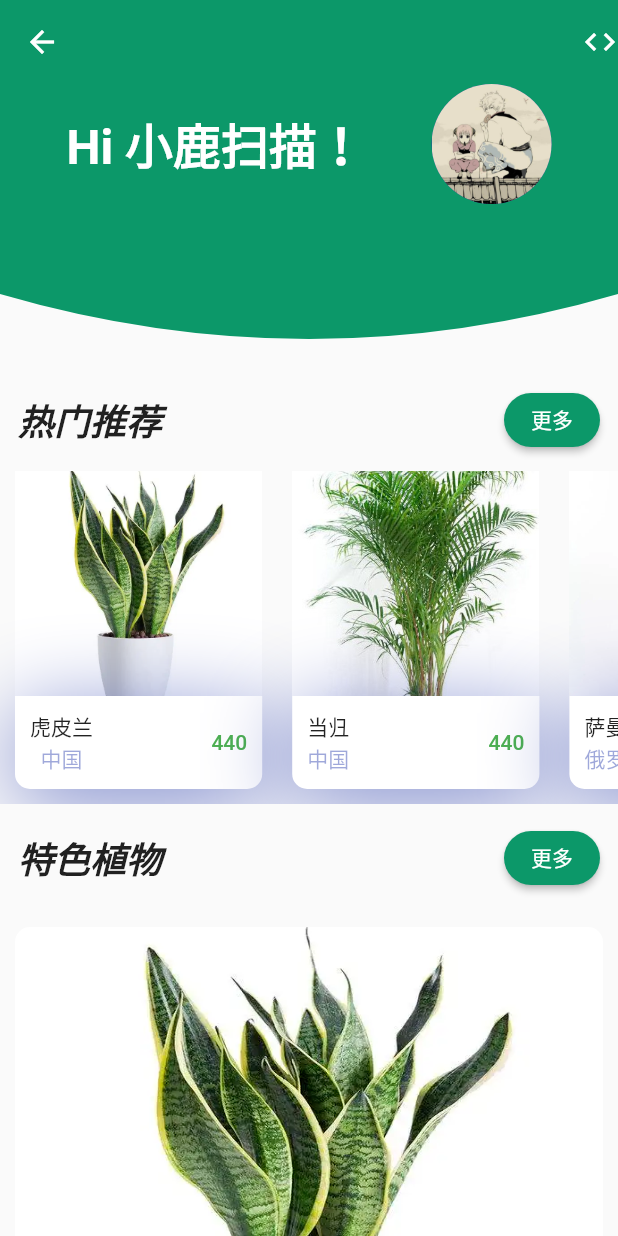
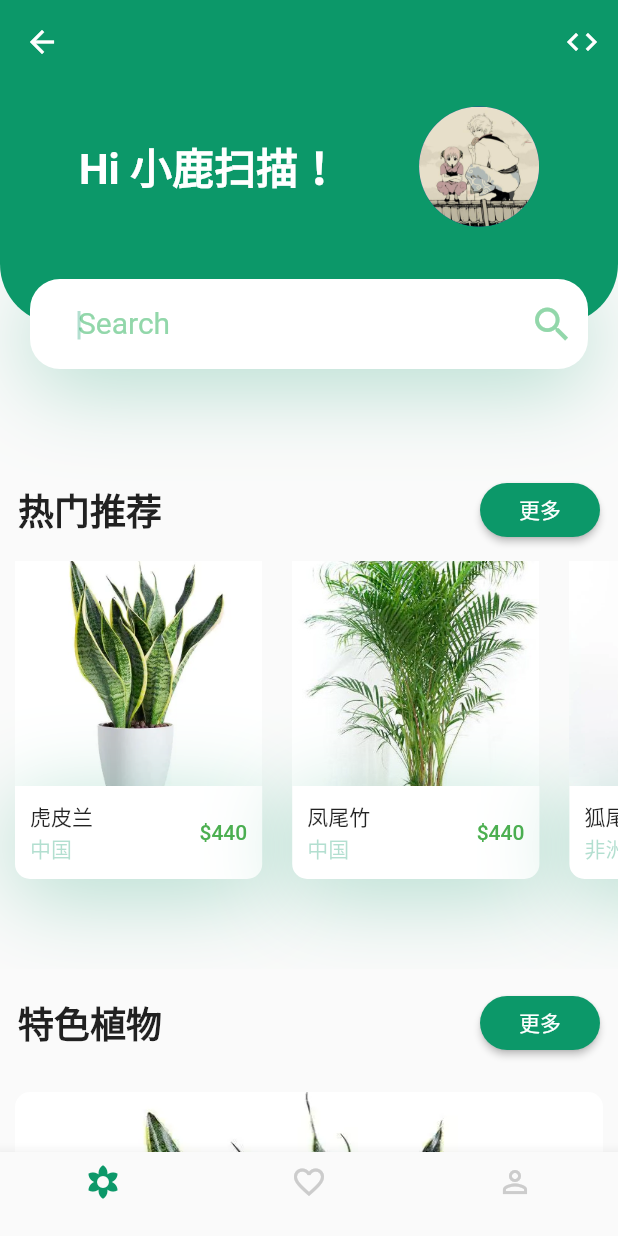
Before and after one commit to ziqicongdonglai/flutter_learning, a Flutter app: the PlantShop screen opened by its route, on a phone screen of 412 x 824 dp. Run offline on Flutter 3.47's test engine with Material 2 defaults, Android fonts, the phone set to English and light mode, and no system bars.

Commit message:
feat: 植物小店添加搜索栏以及页面优化

```diff
--- a/flutter_demo/lib/page/plant_shop.dart
+++ b/flutter_demo/lib/page/plant_shop.dart
@@ -1,34 +1,105 @@
 import 'package:flutter/material.dart';
 
+const greenColor = Color(0xFF0C9869);
+const greenShadow = Color(0x500C9869);
+const lightGreenColor = Color(0xFF92D7AA);
+const unSelectedColor = Color(0xFFCCCCCC);
+
 // 植物小店
-class PlantShop extends StatelessWidget {
+class PlantShop extends StatefulWidget {
   const PlantShop({Key? key}) : super(key: key);
 
   @override
+  State<PlantShop> createState() => _PlantShopState();
+}
+
+class _PlantShopState extends State<PlantShop> {
+  var _currentIndex = 0;
+
+  @override
   Widget build(BuildContext context) {
-    // banner中的字体样式
-    const style = TextStyle(
-        color: Colors.white, fontSize: 32, fontWeight: FontWeight.bold);
     // 构建脚手架，包含顶部appBar和body
     return Scaffold(
         appBar: _buildAppBar(),
         // 包含1.贝塞尔弧形部分 和 2.热门推荐 特色植物部分
-      body: SingleChildScrollView(
-        child: Column(
+        body: Stack(
           children: <Widget>[
-            // 贝塞尔弧形部分
-            ClipPath(
-              // 裁剪。使用自定义的类构建贝塞尔弧形
-              clipper: BottomClipper(),
-              child: Container(
+            Positioned(
+              top: 0,
+              left: 0,
+              right: 0,
+              child: _buildHeader(),
+            ),
+            Positioned(
+              top: 130,
+              left: 20,
+              right: 20,
+              child: _buildSearch(),
+            ),
+            Positioned(
+              top: 200,
+              left: 0,
+              right: 0,
+              height: MediaQuery.of(context).size.height - 200,
+              child: const Body(),
+            )
+          ],
+        ),
+        bottomNavigationBar: BottomNavigationBar(
+            currentIndex: _currentIndex,
+            selectedItemColor: greenColor,
+            unselectedItemColor: unSelectedColor,
+            items: const [
+              BottomNavigationBarItem(
+                  label: '',
+                  icon: Icon(
+                    Icons.filter_vintage_outlined,
+                  ),
+                  activeIcon: Icon(
+                    Icons.filter_vintage,
+                  )),
+              BottomNavigationBarItem(
+                  label: '',
+                  icon: Icon(
+                    Icons.favorite_border,
+                  ),
+                  activeIcon: Icon(
+                    Icons.favorite,
+                  )),
+              BottomNavigationBarItem(
+                  label: '',
+                  icon: Icon(
+                    Icons.person_outline,
+                  ),
+                  activeIcon: Icon(
+                    Icons.person,
+                  )),
+            ],
+            onTap: (index) {
+              setState(() {
+                _currentIndex = index;
+              });
+            }));
+  }
+
+  // 构建顶部Header
+  Container _buildHeader() {
+    // banner中的字体样式
+    const style = TextStyle(
+        color: Colors.white, fontSize: 28, fontWeight: FontWeight.bold);
+    return Container(
       // 通过内边距让文字上移
-                padding: const EdgeInsets.only(bottom: 50.0),
+      padding: const EdgeInsets.only(bottom: 50),
+      height: 160,
+      decoration: const BoxDecoration(
           // 和 appBar背景色保持一致，融为一体
-                color: const Color(0xFF0C9869),
-                height: 200,
-                child: Column(
-                  children: [
-                    Row(
+          color: greenColor,
+          // 左下右下圆角
+          borderRadius: BorderRadius.only(
+            bottomLeft: Radius.circular(40),
+            bottomRight: Radius.circular(40),
+          )),
+      child: Row(
         // 主轴和交叉轴的对齐方式
         mainAxisAlignment: MainAxisAlignment.spaceEvenly,
         crossAxisAlignment: CrossAxisAlignment.center,
@@ -48,53 +119,55 @@ class PlantShop extends StatelessWidget {
           )
         ],
       ),
+    );
+  }
+
+  // 构建搜索区
+  Container _buildSearch() {
+    return Container(
+      height: 60,
+      alignment: Alignment.centerLeft,
+      padding: const EdgeInsets.only(left: 20.0),
+      decoration: const BoxDecoration(
+        color: Colors.white,
+        borderRadius: BorderRadius.all(Radius.circular(20)),
+        boxShadow: [
+          BoxShadow(offset: Offset(0, 10), blurRadius: 50, color: greenShadow)
         ],
       ),
+      child: const TextField(
+        autofocus: true,
+        cursorColor: greenShadow,
+        decoration: InputDecoration(
+            border: OutlineInputBorder(borderSide: BorderSide.none),
+            suffixIcon: Icon(
+              Icons.search,
+              color: lightGreenColor,
+              size: 30,
             ),
-            ),
-            // Body类构建下面的热门推荐和特色植物
-            const Body()
-          ],
-        ),
+            // labelText: '搜索'
+            hintText: 'Search',
+            hintStyle: TextStyle(fontSize: 20, color: lightGreenColor)),
       ),
     );
+  }
 }
 
 // 构建顶部appBar的私有方法
 AppBar _buildAppBar() {
   return AppBar(
     elevation: 0,
-      backgroundColor: const Color(0xFF0C9869),
+    backgroundColor: greenColor,
     actions: const [
-        Icon(
+      Padding(
+        padding: EdgeInsets.only(right: 12.0),
+        child: Icon(
           Icons.code,
           color: Colors.white,
+        ),
       )
     ],
   );
-  }
-}
-
-// 自定义裁剪路径，通过贝塞尔曲线构建弧形
-class BottomClipper extends CustomClipper<Path> {
-  @override
-  Path getClip(Size size) {
-    var path = Path();
-    path.lineTo(0, 0); // 第一个点
-    path.lineTo(0, size.height - 60); // 第二个点
-    var firstControlPoint = Offset(size.width / 2, size.height); // 曲线开始点
-    var firstEndPoint = Offset(size.width, size.height - 60); // 曲线结束点
-    path.quadraticBezierTo(firstControlPoint.dx, firstControlPoint.dy,
-        firstEndPoint.dx, firstEndPoint.dy);
-    path.lineTo(size.width, size.height - 60); // 第四个点
-    path.lineTo(size.width, 0); // 第五个点
-    return path;
-  }
-
-  @override
-  bool shouldReclip(covariant CustomClipper<Path> oldClipper) {
-    return false;
-  }
 }
 
 // Body类构建
@@ -105,10 +178,7 @@ class Body extends StatelessWidget {
   Widget build(BuildContext context) {
     // 标题字体
     var titleStyle = const TextStyle(
-        color: Colors.black87,
-        fontSize: 24,
-        fontWeight: FontWeight.bold,
-        fontStyle: FontStyle.italic);
+        color: Colors.black87, fontSize: 24, fontWeight: FontWeight.bold);
     // 纵向滚动视图，两部分组成：热门推荐和特色植物
     return SingleChildScrollView(
       // 纵向 + Column布局
@@ -118,6 +188,7 @@ class Body extends StatelessWidget {
         crossAxisAlignment: CrossAxisAlignment.start,
         children: <Widget>[
           Container(
+            margin: const EdgeInsets.fromLTRB(0, 60, 0, 0),
             padding: const EdgeInsets.fromLTRB(12, 0, 12, 0),
             child: Row(
               mainAxisAlignment: MainAxisAlignment.spaceBetween,
@@ -129,7 +200,8 @@ class Body extends StatelessWidget {
                 ElevatedButton(
                   onPressed: () {},
                   style: ElevatedButton.styleFrom(
-                      primary: const Color(0xFF0C9869),
+                      primary: greenColor,
+                      fixedSize: const Size(80, 20),
                       // 更大的圆角 让按钮变为胶囊形
                       shape: RoundedRectangleBorder(
                           borderRadius: BorderRadius.circular(20))),
@@ -152,7 +224,8 @@ class Body extends StatelessWidget {
                 ElevatedButton(
                   onPressed: () {},
                   style: ElevatedButton.styleFrom(
-                      primary: const Color(0xFF0C9869),
+                      primary: greenColor,
+                      fixedSize: const Size(80, 20),
                       // 更大的圆角 让按钮变为胶囊形
                       shape: RoundedRectangleBorder(
                           borderRadius: BorderRadius.circular(20))),
@@ -189,14 +262,14 @@ class RecommendsPlants extends StatelessWidget {
           ),
           RecommendPlantCard(
             image: "images/plant2.png",
-            title: '当归',
+            title: '凤尾竹',
             country: '中国',
             price: 440,
           ),
           RecommendPlantCard(
             image: "images/plant3.png",
-            title: '萨曼沙',
-            country: '俄罗斯',
+            title: '狐尾天门冬',
+            country: '非洲',
             price: 440,
           ),
         ],
@@ -221,7 +294,7 @@ class RecommendPlantCard extends StatelessWidget {
   Widget build(BuildContext context) {
     Size size = MediaQuery.of(context).size;
     return Container(
-      margin: const EdgeInsets.all(10.0),
+      margin: const EdgeInsets.fromLTRB(10, 10, 10, 60),
       width: size.width * 0.4,
       child: Column(
         children: <Widget>[
@@ -233,21 +306,20 @@ class RecommendPlantCard extends StatelessWidget {
           ),
           Container(
             padding: const EdgeInsets.all(10.0),
-            decoration: BoxDecoration(
+            decoration: const BoxDecoration(
                 color: Colors.white,
-                borderRadius: const BorderRadius.only(
+                borderRadius: BorderRadius.only(
                   bottomLeft: Radius.circular(10),
                   bottomRight: Radius.circular(10),
                 ),
                 boxShadow: [
                   BoxShadow(
-                      offset: const Offset(0, 10),
-                      blurRadius: 50,
-                      color: Colors.indigo.withOpacity(0.66))
+                      offset: Offset(0, 10), blurRadius: 50, color: greenShadow)
                 ]),
             child: Row(
               children: <Widget>[
                 Column(
+                  crossAxisAlignment: CrossAxisAlignment.start,
                   children: <Widget>[
                     Text(
                       title.toString(),
@@ -255,12 +327,13 @@ class RecommendPlantCard extends StatelessWidget {
                     ),
                     Text(
                       country.toString(),
-                      style: TextStyle(color: Colors.indigo.withOpacity(0.5)),
+                      style: const TextStyle(color: greenShadow),
                     )
                   ],
                 ),
+                // Spacer用于撑开Row、Column、Flex的子控件的空隙。
                 const Spacer(),
-                Text(price.toString(),
+                Text("\$$price",
                     style: Theme.of(context)
                         .textTheme
                         .button
@@ -309,7 +382,6 @@ class FeaturedPlantCard extends StatelessWidget {
 
   @override
   Widget build(BuildContext context) {
-    Size size = MediaQuery.of(context).size;
     return Container(
       // alignment：Alignment.center
       margin: const EdgeInsets.all(10),
```
Lines whose indentation alone changed are shown as unchanged.
